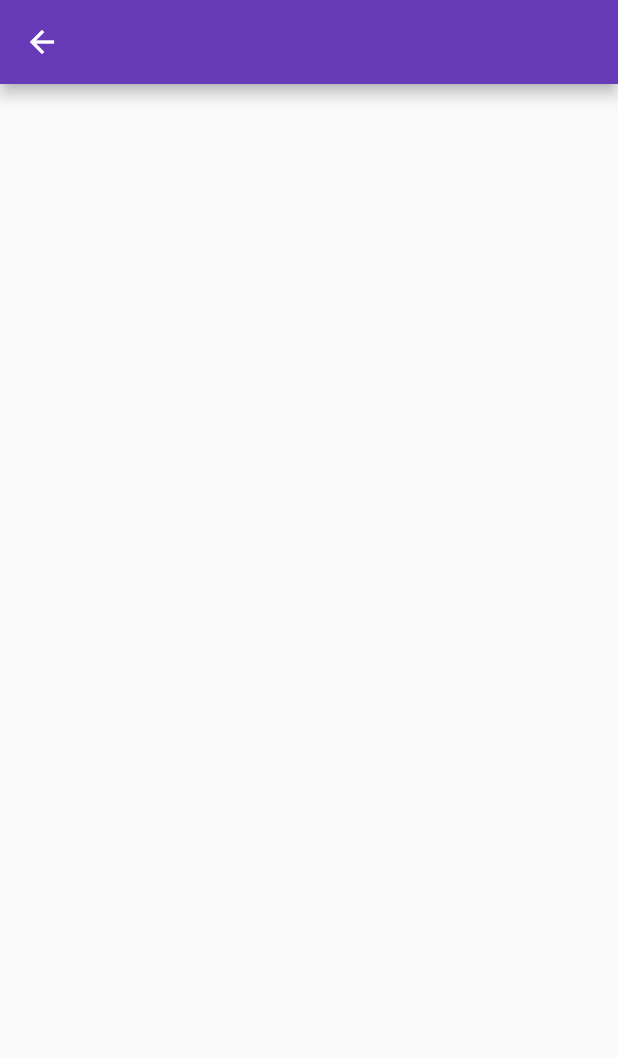
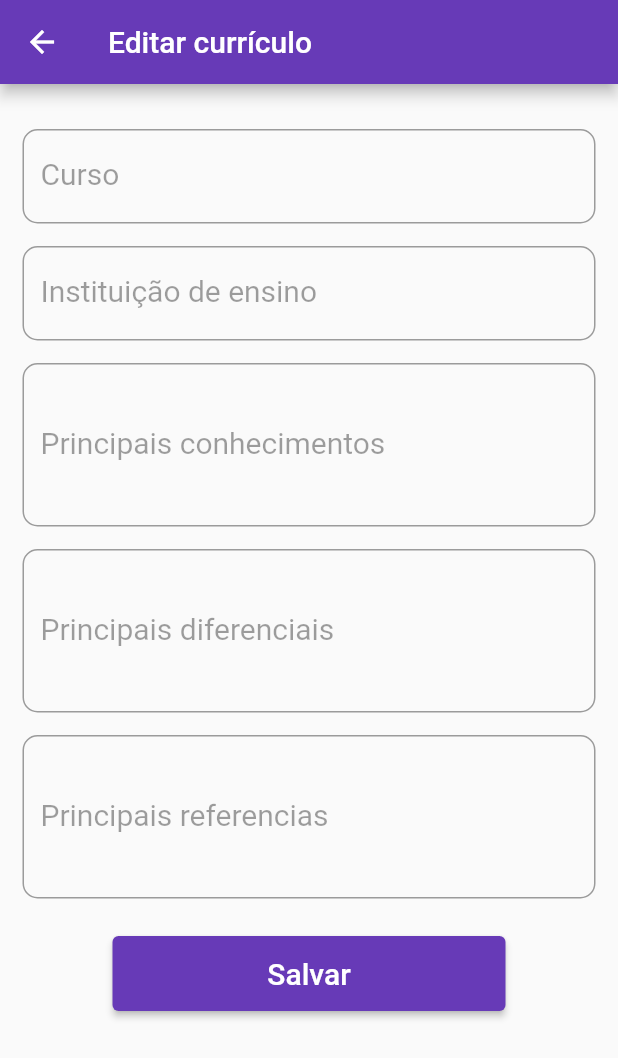
Before and after one commit to lucasoliveirasouza/Mural-de-estagio, a Flutter app: the SobreView screen opened directly, after a tap on "Currículo", on a phone screen of 412 x 824 dp. Shown: the top 1058 px of the screen. Run offline on Flutter 3.47's test engine with Material 2 defaults, Android fonts, the phone set to English and light mode, and no system bars; our stand-ins replace cloud_firestore, firebase_auth, firebase_core; missing offline and left inert: dart:ffi; accounts and stored records are empty.

Commit message:
Editar curriculo #24

```diff
--- a/lib/models/curriculo.dart
+++ b/lib/models/curriculo.dart
@@ -1,4 +1,54 @@
+class Curriculo {
+  late String _emailEstudante,
+      _id,
+      _curso,
+      _instituicao,
+      _conhecimentos,
+      _diferenciais,
+      _referencias;
 
-class Curriculo{
+  Curriculo(this._id, this._emailEstudante, this._curso, this._instituicao,
+      this._conhecimentos, this._diferenciais, this._referencias);
 
+  get referencias => _referencias;
+
+  void setReferencias(value) {
+    _referencias = value;
+  }
+
+  get diferenciais => _diferenciais;
+
+  void setDiferenciais(value) {
+    _diferenciais = value;
+  }
+
+  get conhecimentos => _conhecimentos;
+
+  void setConhecimentos(value) {
+    _conhecimentos = value;
+  }
+
+  get instituicao => _instituicao;
+
+  void setInstituicao(value) {
+    _instituicao = value;
+  }
+
+  get curso => _curso;
+
+  void setCurso(value) {
+    _curso = value;
+  }
+
+  get id => _id;
+
+  void setId(value) {
+    _id = value;
+  }
+
+  String get emailEstudante => _emailEstudante;
+
+  void setEmailEstudante(String value) {
+    _emailEstudante = value;
+  }
 }
--- /dev/null
+++ b/lib/services/curriculo_service.dart
@@ -0,0 +1,69 @@
+
+
+import 'package:cloud_firestore/cloud_firestore.dart';
+import 'package:mural_estagio/models/curriculo.dart';
+
+class CurriculoService{
+
+  String? cadastrarCurriculo(Curriculo curriculo) {
+    try {
+      CollectionReference curriculoColecao =
+      FirebaseFirestore.instance.collection('curriculo');
+      curriculoColecao.add({
+        'id': curriculo.id,
+        'emailEstudante': curriculo.emailEstudante,
+        'curso': curriculo.curso,
+        'instituicao': curriculo.instituicao,
+        'conhecimentos': curriculo.conhecimentos,
+        'diferenciais': curriculo.diferenciais,
+        'referencias': curriculo.referencias,
+      });
+
+      return "Cadastrado";
+    } on FirebaseException catch (e) {
+      return e.toString();
+    }
+  }
+
+  Future<Curriculo?> getCurriculo(emailEstudante) async {
+    Curriculo curriculo = Curriculo("", "", "", "", "", "", "");
+    try {
+      QuerySnapshot snapshot =
+      await FirebaseFirestore.instance.collection('curriculo').get();
+      snapshot.docs.forEach((d) {
+        if (d['emailEstudante'] == emailEstudante) {
+          curriculo.setId(d.id);
+          curriculo.setEmailEstudante(d['emailEstudante']);
+          curriculo.setCurso(d['curso']);
+          curriculo.setInstituicao(d['instituicao']);
+          curriculo.setConhecimentos(d['conhecimentos']);
+          curriculo.setDiferenciais(d['diferenciais']);
+          curriculo.setReferencias(d['referencias']);
+        }
+      });
+    } on FirebaseException catch (e) {
+      print(e.toString());
+    }
+    return curriculo;
+  }
+
+  String? editarCurriculo(Curriculo curriculo) {
+    try {
+      var collection = FirebaseFirestore.instance.collection('curriculo');
+      collection.doc(curriculo.id).update(
+        {
+          'id': curriculo.id,
+          'emailEstudante': curriculo.emailEstudante,
+          'curso': curriculo.curso,
+          'instituicao': curriculo.instituicao,
+          'conhecimentos': curriculo.conhecimentos,
+          'diferenciais': curriculo.diferenciais,
+          'referencias': curriculo.referencias,
+        }
+      );
+    } on FirebaseException catch (e) {
+      print(e.toString());
+    }
+    return "Tudo ok";
+  }
+}
--- a/lib/services/empregador_service.dart
+++ b/lib/services/empregador_service.dart
@@ -3,7 +3,7 @@ import 'package:mural_estagio/models/empregador.dart';
 
 
 class EmpregadorService {
-  String? cadastrarUsuario(Empregador empregador) {
+  String? cadastrarEmpregador(Empregador empregador) {
     try {
       CollectionReference empregadores =
       FirebaseFirestore.instance.collection('empregadores');
--- a/lib/services/usuario_service.dart
+++ b/lib/services/usuario_service.dart
@@ -22,11 +22,11 @@ class UsuarioService {
       if (usuario.funcao == "Estudante") {
         Estudante estudante = Estudante("", usuario.nome, usuario.email, "",
             usuario.funcao, usuario.endereco, usuario.telefone, "", "", "","");
-        EstudanteService().cadastrarUsuario(estudante);
+        EstudanteService().cadastrarEstudante(estudante);
       } else if (usuario.funcao == "Empregador") {
         Empregador empregador = Empregador("", usuario.nome, usuario.email, "",
             usuario.funcao, usuario.endereco, usuario.telefone, "");
-        EmpregadorService().cadastrarUsuario(empregador);
+        EmpregadorService().cadastrarEmpregador(empregador);
       }
       return "Cadastrado com sucesso!";
     } on FirebaseException catch (e) {
--- a/lib/views/curriculo/curriculo_editar.dart
+++ b/lib/views/curriculo/curriculo_editar.dart
@@ -1,10 +1,13 @@
-
-
 import 'package:flutter/material.dart';
+import 'package:mural_estagio/models/curriculo.dart';
 import 'package:mural_estagio/models/estudante.dart';
+import 'package:mural_estagio/services/curriculo_service.dart';
+import 'package:mural_estagio/widgets/botao_padrao.dart';
+import 'package:mural_estagio/widgets/form_field_padrao.dart';
 
 class CurriculoEditarView extends StatefulWidget {
   Estudante? estudante;
+
   CurriculoEditarView({Key? key, required this.estudante}) : super(key: key);
 
   @override
@@ -12,16 +15,132 @@ class CurriculoEditarView extends StatefulWidget {
 }
 
 class _CurriculoEditarViewState extends State<CurriculoEditarView> {
+  final curso = TextEditingController();
+  final instituicao = TextEditingController();
+  final conhecimentos = TextEditingController();
+  final diferenciais = TextEditingController();
+  final referencias = TextEditingController();
+  String id = "";
+
   @override
   Widget build(BuildContext context) {
+    CurriculoService().getCurriculo(widget.estudante?.email ?? "").then((value){
+      curso.text = value?.curso;
+      instituicao.text = value?.instituicao;
+      conhecimentos.text = value?.conhecimentos;
+      diferenciais.text = value?.diferenciais;
+      referencias.text = value?.referencias;
+      id = value?.id;
+      print(id);
+
+    });
     return Scaffold(
       appBar: AppBar(
-        title: Text(
-          widget.estudante?.nome ?? ""
-        ),
+        title: Text("Editar currículo"),
       ),
       body: Container(
+        padding: EdgeInsets.all(15),
+        child: ListView(
+          children: [
+            SizedBox(
+              height: 15,
+            ),
+            FormFieldPadrao(
+              controle: curso,
+              title: "Curso",
+            ),
+            SizedBox(
+              height: 15,
+            ),
+            FormFieldPadrao(
+              controle: instituicao,
+              title: "Instituição de ensino",
+            ),
+            SizedBox(
+              height: 15,
+            ),
+            TextFormField(
+              maxLines: 3,
+              controller: conhecimentos,
+              decoration: InputDecoration(
+                labelText: "Principais conhecimentos",
+                labelStyle: TextStyle(
+                  color: Colors.black38,
+                  fontWeight: FontWeight.w400,
+                  fontSize: 20,
+                ),
+                border: OutlineInputBorder(
+                  borderRadius: BorderRadius.all(
+                    new Radius.circular(10.0),
+                  ),
+                ),
+              ),
+              style: TextStyle(
+                fontSize: 20,
+              ),
+            ),
+            SizedBox(
+              height: 15,
+            ),
+            TextFormField(
+              maxLines: 3,
+              controller: diferenciais,
+              decoration: InputDecoration(
+                labelText: "Principais diferenciais",
+                labelStyle: TextStyle(
+                  color: Colors.black38,
+                  fontWeight: FontWeight.w400,
+                  fontSize: 20,
+                ),
+                border: OutlineInputBorder(
+                  borderRadius: BorderRadius.all(
+                    new Radius.circular(10.0),
+                  ),
+                ),
+              ),
+              style: TextStyle(
+                fontSize: 20,
+              ),
+            ),
+            SizedBox(
+              height: 15,
+            ),
+            TextFormField(
+              maxLines: 3,
+              controller: referencias,
+              decoration: InputDecoration(
+                labelText: "Principais referencias",
+                labelStyle: TextStyle(
+                  color: Colors.black38,
+                  fontWeight: FontWeight.w400,
+                  fontSize: 20,
+                ),
+                border: OutlineInputBorder(
+                  borderRadius: BorderRadius.all(
+                    new Radius.circular(10.0),
+                  ),
+                ),
+              ),
+              style: TextStyle(
+                fontSize: 20,
+              ),
+            ),
+            SizedBox(
+              height: 25,
+            ),
+            BotaoPadrao(
+              titulo: "Salvar",
+              onTap: () {
+                Curriculo curriculo=Curriculo(id, widget.estudante?.email, curso.text, instituicao.text, conhecimentos.text, diferenciais.text, referencias.text);
+                CurriculoService().editarCurriculo(curriculo);
 
+                ScaffoldMessenger.of(context).showSnackBar(
+                    SnackBar(content: Text("Currículo editado!")));
+                Navigator.of(context).pop();
+              },
+            ),
+          ],
+        ),
       ),
     );
   }
--- a/lib/views/sobre/sobre.dart
+++ b/lib/views/sobre/sobre.dart
@@ -81,7 +81,7 @@ class _SobreViewState extends State<SobreView> {
               title: Text("Currículo"),
               subtitle: Text("Visualizar e editar currículo"),
               onTap: () {
-                EstudanteService().getEmpregador(auth.currentUser!.email.toString()).then((value){
+                EstudanteService().getEstudante(auth.currentUser!.email.toString()).then((value){
                   Navigator.push(
                       context,
                       MaterialPageRoute(
```
Also changed, not shown: lib/services/estudante_service.dart (+28 -9 lines).
